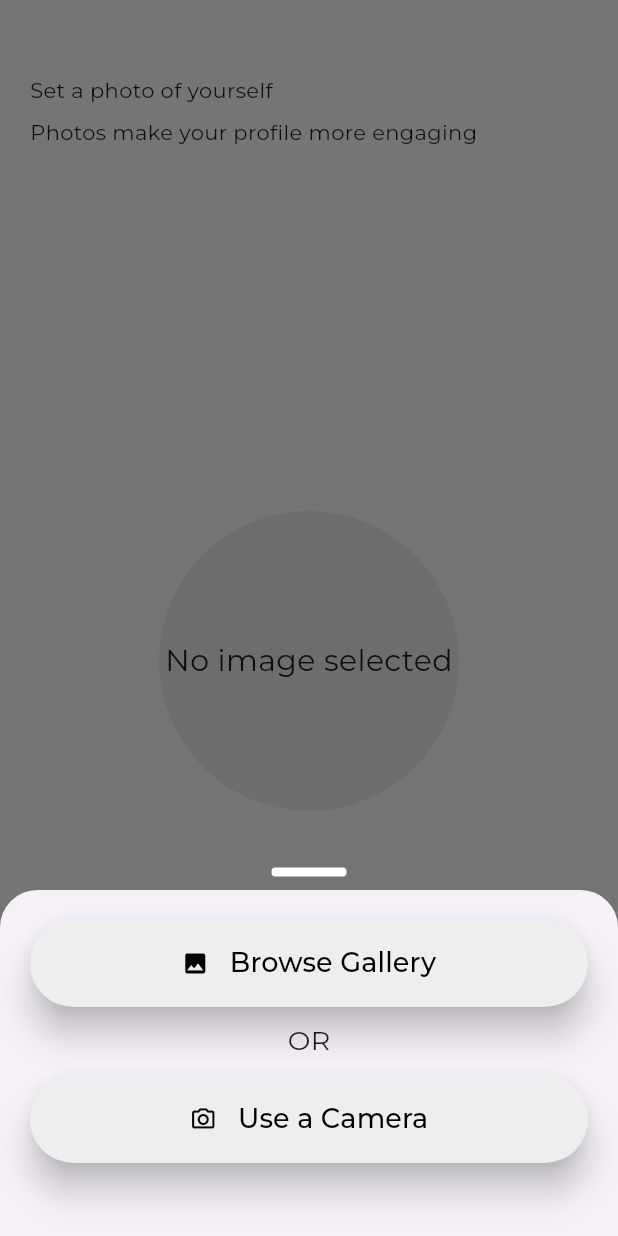
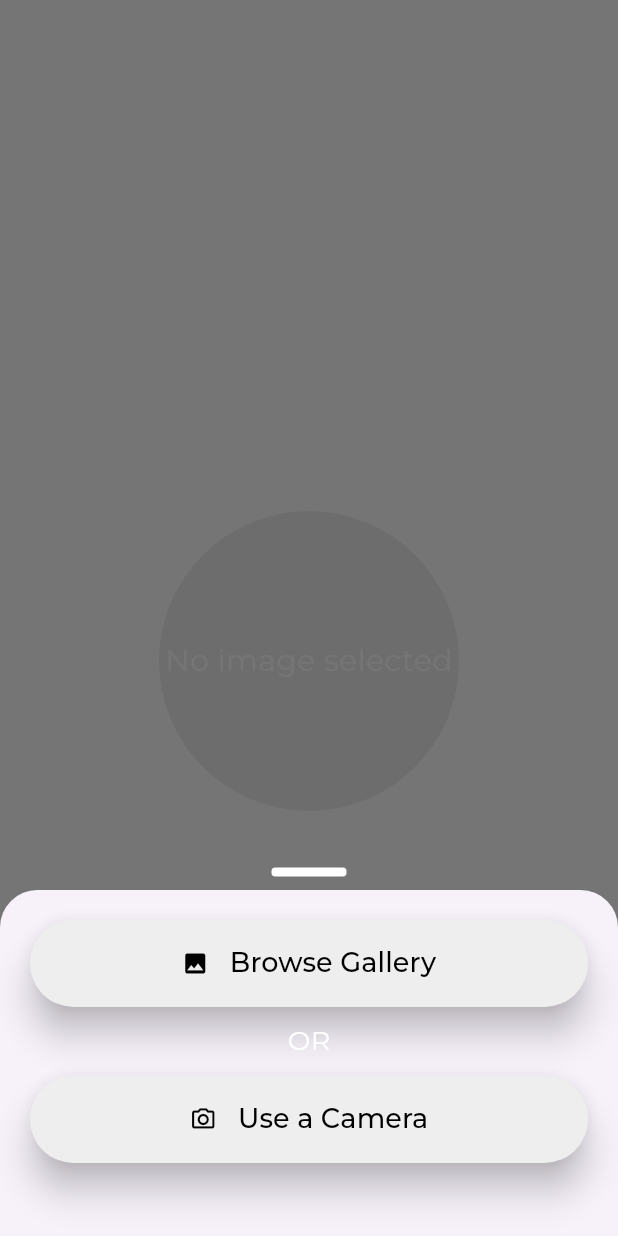
Before and after one commit to woedy/ghana_decides_correspondent, a Flutter app: the SetPhotoScreen screen opened directly, after a tap on "No image selected", on a phone screen of 412 x 824 dp. Run offline on Flutter 3.47's test engine with Material 3 defaults, Android fonts, the phone set to English and light mode, and no system bars; our stand-ins replace fl_chart, image_cropper, image_picker, intl_phone_field, shared_preferences; accounts and stored records are empty; network calls fail; project files that could hold a hidden picture were left out.

```diff
--- a/lib/Auth/Register/id_card_upload.dart
+++ b/lib/Auth/Register/id_card_upload.dart
@@ -159,7 +159,7 @@ class _UploadIDCardRegState extends State<UploadIDCardReg> {
                                                       },
                                                       child: Icon(Icons.delete_forever, color: Colors.white,),
                                                       style: ElevatedButton.styleFrom(
-                                                        primary: Colors.red,
+                                                        backgroundColor: Colors.red,
                                                         shape: CircleBorder(),
                                                         padding: EdgeInsets.all(8),
                                                       ),
--- a/lib/Auth/Register/photo_upload.dart
+++ b/lib/Auth/Register/photo_upload.dart
@@ -156,7 +156,7 @@ class _UploadPhotoRegState extends State<UploadPhotoReg> {
                                                       },
                                                       child: Icon(Icons.delete_forever, color: Colors.white,),
                                                       style: ElevatedButton.styleFrom(
-                                                        primary: Colors.red,
+                                                        backgroundColor: Colors.red,
                                                         shape: CircleBorder(),
                                                         padding: EdgeInsets.all(8),
                                                       ),
--- a/lib/Components/photos/common_buttons.dart
+++ b/lib/Components/photos/common_buttons.dart
@@ -19,8 +19,7 @@ class CommonButtons extends StatelessWidget {
     return ElevatedButton(
       onPressed: onTap,
       style: ElevatedButton.styleFrom(
-        elevation: 5,
-        primary: backgroundColor,
+        elevation: 5 , backgroundColor: backgroundColor,
         shape: const StadiumBorder(),
       ),
       child: Padding(
--- a/lib/Components/photos/re_usable_select_photo_button.dart
+++ b/lib/Components/photos/re_usable_select_photo_button.dart
@@ -18,8 +18,7 @@ class SelectPhoto extends StatelessWidget {
     return ElevatedButton(
       onPressed: onTap,
       style: ElevatedButton.styleFrom(
-        elevation: 10,
-        primary: Colors.grey.shade200,
+        elevation: 10, backgroundColor: Colors.grey.shade200,
         shape: const StadiumBorder(),
       ),
       child: Padding(
--- a/lib/Elections/upload_election_result.dart
+++ b/lib/Elections/upload_election_result.dart
@@ -159,7 +159,7 @@ class _UploadElectionResultState extends State<UploadElectionResult> {
                                                       },
                                                       child: Icon(Icons.delete_forever, color: Colors.white,),
                                                       style: ElevatedButton.styleFrom(
-                                                        primary: Colors.red,
+                                                        backgroundColor: Colors.red,
                                                         shape: CircleBorder(),
                                                         padding: EdgeInsets.all(8),
                                                       ),
--- a/lib/constants.dart
+++ b/lib/constants.dart
@@ -13,8 +13,8 @@ const bodyText2 = Color(0xffffffff);
 const clay = Color(0xffa499b3);
 
 
-const hostName = "http://192.168.43.223:8000/api/";
-const hostNameMedia = "http://192.168.43.223:8000";
+const hostName = "http://192.168.43.121:8000/api/";
+const hostNameMedia = "http://192.168.43.121:8000";
 
 
 
--- a/lib/theme.dart
+++ b/lib/theme.dart
@@ -15,8 +15,8 @@ ThemeData theme() {
 
 TextTheme textTheme() {
   return TextTheme(
-    bodyText1: TextStyle(color: Colors.white),
-    bodyText2: TextStyle(color: Colors.white),
+    bodyLarge: TextStyle(color: Colors.white),
+    bodyMedium: TextStyle(color: Colors.white),
   );
 }
 
```
Also changed, not shown: pubspec.lock.
